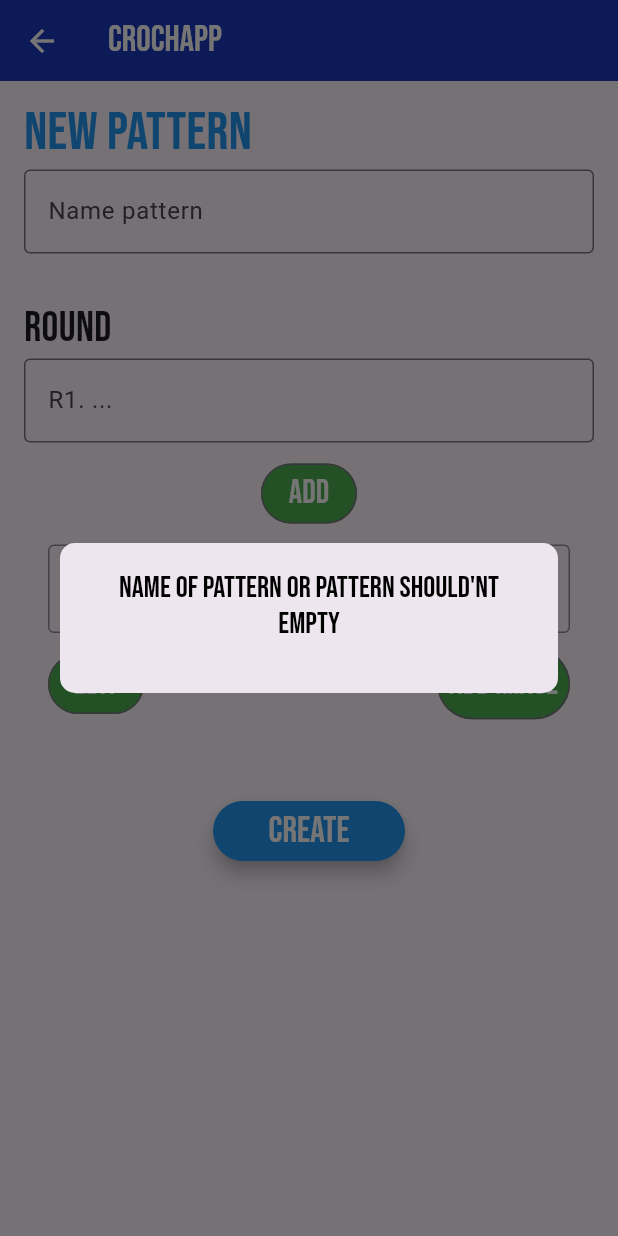
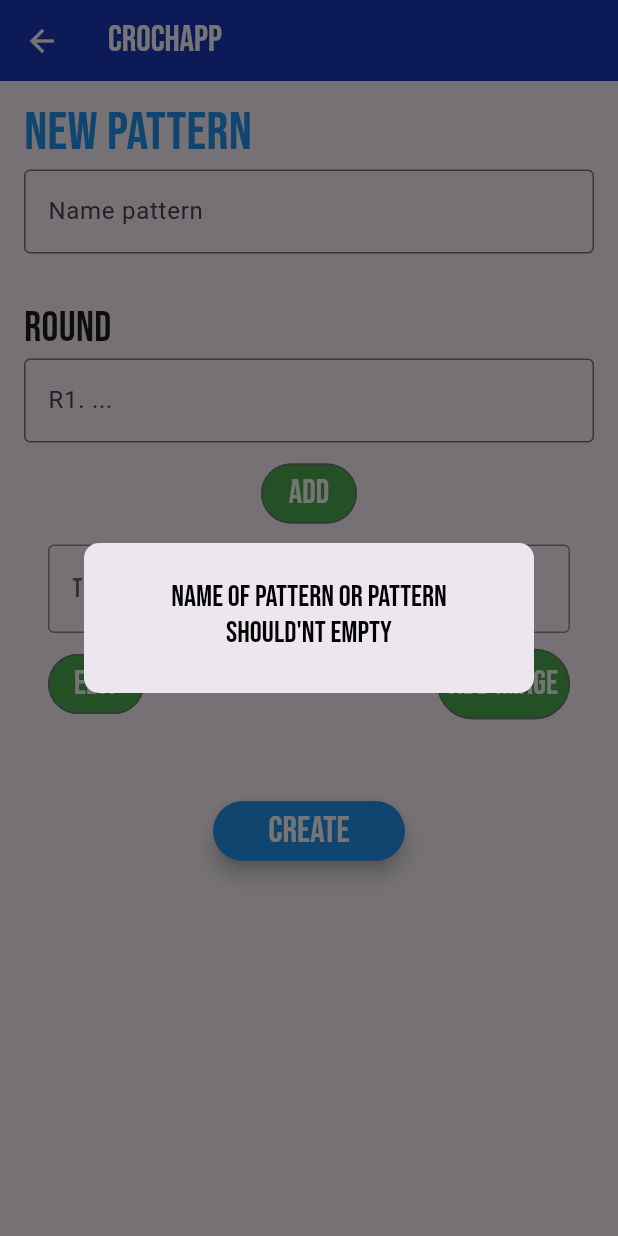
Before and after one commit to GonZev/crochapp, a Flutter app: the CreatePatternPage screen opened directly, after a tap on "CREATE", on a phone screen of 412 x 824 dp. Run offline on Flutter 3.47's test engine with Material 2 defaults, Android fonts, the light colour scheme and no system bars; our stand-ins replace google_fonts, sqflite; missing offline and left inert: dart:ffi; accounts and stored records are empty.

Commit message:
refactor(files): organized files and foldes

```diff
--- /dev/null
+++ b/lib/ui/pattern/create_pattern_page.dart
@@ -0,0 +1,214 @@
+import 'package:crochapp/ui/widgets/modal_message.dart';
+import 'package:flutter/material.dart';
+import 'package:google_fonts/google_fonts.dart';
+
+writeRound(
+    TextEditingController valueRound, TextEditingController valuePattern) {
+  //I can save the rounds at a list ???
+
+  if (valueRound.text.isNotEmpty) {
+    if (valuePattern.text.isEmpty) {
+      valuePattern.text = valueRound.text.toString();
+    } else {
+      valuePattern.text =
+          '${valuePattern.text.toString()}\n${valueRound.text.toString()}';
+    }
+  }
+
+  return valuePattern.text.toString();
+}
+
+class CreatePatternPage extends StatefulWidget {
+  const CreatePatternPage({super.key});
+
+  @override
+  State<CreatePatternPage> createState() => _CreatePatternPageState();
+}
+
+class _CreatePatternPageState extends State<CreatePatternPage> {
+  //controllers of fields
+  final nameTextFieldController = TextEditingController();
+  final addRoundTextFieldController = TextEditingController();
+  final patternTextFieldController = TextEditingController();
+
+  @override
+  Widget build(BuildContext context) {
+    return Scaffold(
+      appBar: AppBar(
+        iconTheme: const IconThemeData(color: Colors.white, grade: 0.5),
+        toolbarHeight: 54.0,
+        title: Text(
+          "CROCHAPP",
+          style: GoogleFonts.bebasNeue(
+              fontSize: 24, color: const Color.fromRGBO(255, 255, 255, 1)),
+        ),
+        backgroundColor: const Color.fromRGBO(14, 55, 199, 1),
+        elevation: 30,
+      ),
+      body: Padding(
+        padding: const EdgeInsets.symmetric(
+          horizontal: 16.0,
+          vertical: 8.0,
+        ),
+        child: Center(
+          child: Column(
+            children: [
+              Align(
+                alignment: Alignment.centerLeft,
+                child: Text(
+                  'New Pattern',
+                  style: GoogleFonts.bebasNeue(
+                    fontSize: 36,
+                    color: Colors.blue,
+                  ),
+                  textAlign: TextAlign.start,
+                ),
+              ),
+
+              // NOTE: FIELD NAME PATTERN
+              TextField(
+                controller: nameTextFieldController,
+                textAlign: TextAlign.start,
+                decoration: const InputDecoration(
+                  hintText: 'Name pattern',
+                  border: OutlineInputBorder(
+                    borderSide: BorderSide(
+                        color: Colors.blueAccent,
+                        width: 1.0,
+                        style: BorderStyle.solid),
+                  ),
+                ),
+              ),
+              const SizedBox(
+                height: 30,
+              ),
+              Align(
+                alignment: Alignment.centerLeft,
+                child: Text(
+                  'Round',
+                  style: GoogleFonts.bebasNeue(fontSize: 28),
+                ),
+              ),
+
+              //NOTE: FIELD ADD ROUND
+              TextField(
+                controller: addRoundTextFieldController,
+                textAlign: TextAlign.start,
+                decoration: const InputDecoration(
+                  hintText: 'R1. ...',
+                  border: OutlineInputBorder(
+                    borderSide: BorderSide(
+                        color: Colors.blueAccent,
+                        width: 1.0,
+                        style: BorderStyle.solid),
+                  ),
+                ),
+              ),
+              const SizedBox(height: 10),
+
+              //NOTE: BUTTON ADD ROUND
+              OutlinedButton(
+                onPressed: () {
+                  setState(() {
+                    patternTextFieldController.text = writeRound(
+                        addRoundTextFieldController,
+                        patternTextFieldController);
+                    addRoundTextFieldController.clear();
+                  });
+                },
+                style: OutlinedButton.styleFrom(
+                    elevation: 10.0,
+                    backgroundColor: Colors.green,
+                    padding: const EdgeInsets.all(4)),
+                child: Text(
+                  'ADD',
+                  style:
+                      GoogleFonts.bebasNeue(fontSize: 22, color: Colors.white),
+                ),
+              ),
+              const SizedBox(height: 10),
+              Padding(
+                padding: const EdgeInsets.symmetric(horizontal: 16.0),
+                child: Column(
+                  children: [
+                    Opacity(
+                      opacity: 0.8,
+                      child: TextField(
+                        controller: patternTextFieldController,
+                        minLines: 1,
+                        maxLines: 300,
+                        readOnly: false,
+                        style: GoogleFonts.bebasNeue(fontSize: 18),
+                        decoration: const InputDecoration(
+                          hintText: 'text patterns ... ',
+                          border: OutlineInputBorder(
+                            borderSide: BorderSide(
+                                color: Colors.grey,
+                                width: 1.0,
+                                style: BorderStyle.solid),
+                          ),
+                        ),
+                      ),
+                    ),
+                    const SizedBox(height: 10),
+                    Row(
+                        mainAxisAlignment: MainAxisAlignment.spaceBetween,
+                        children: [
+                          OutlinedButton(
+                            onPressed: () {},
+                            style: OutlinedButton.styleFrom(
+                                backgroundColor: Colors.green,
+                                padding: const EdgeInsets.all(4)),
+                            child: Text(
+                              'EDIT',
+                              style: GoogleFonts.bebasNeue(
+                                  fontSize: 22, color: Colors.white),
+                            ),
+                          ),
+                          OutlinedButton(
+                            onPressed: () {},
+                            style: OutlinedButton.styleFrom(
+                                elevation: 10.0,
+                                backgroundColor: Colors.green,
+                                padding: const EdgeInsets.all(8)),
+                            child: Text(
+                              'ADD IMAGE',
+                              style: GoogleFonts.bebasNeue(
+                                  fontSize: 22, color: Colors.white),
+                            ),
+                          ),
+                        ]),
+                  ],
+                ),
+              ),
+              const SizedBox(
+                height: 50,
+              ),
+
+              // NOTE: BTN CREATE
+              ElevatedButton(
+                  onPressed: () {
+                    if (nameTextFieldController.text.isEmpty ||
+                        patternTextFieldController.text.isEmpty) {
+                      modalMessage(context,
+                          'Name of pattern or Pattern should\'nt empty');
+                    } else {
+                      //TODO: MAKE FUNCTION CREATE
+                    }
+                  },
+                  style: ElevatedButton.styleFrom(
+                      backgroundColor: Colors.blue,
+                      elevation: 5,
+                      fixedSize: const Size(128.0, 40.0)),
+                  child: Text(
+                    'CREATE',
+                    style: GoogleFonts.bebasNeue(
+                        fontSize: 24, color: Colors.white),
+                  ))
+            ],
+          ),
+        ),
+      ),
+    );
+  }
+}
--- a/lib/ui/widgets/modal_message.dart
+++ b/lib/ui/widgets/modal_message.dart
@@ -8,17 +8,22 @@ modalMessage(context, String message) {
         return Dialog(
           shape:
               RoundedRectangleBorder(borderRadius: BorderRadius.circular(10.0)),
-          child: Container(
-            constraints: const BoxConstraints(maxHeight: 100),
+          child: SizedBox(
+            height: 100,
+            width: 300,
+            // constraints: const BoxConstraints(maxHeight: 100, maxWidth: 300),
             child: Padding(
-              padding: const EdgeInsets.all(18.0),
+              padding: const EdgeInsets.all(24.0),
               child: Column(children: [
-                RichText(
-                  textAlign: TextAlign.center,
-                  text: TextSpan(
-                      text: message,
-                      style: GoogleFonts.bebasNeue(
-                          fontSize: 20, color: Colors.black)),
+                Align(
+                  alignment: Alignment.center,
+                  child: RichText(
+                    textAlign: TextAlign.center,
+                    text: TextSpan(
+                        text: message,
+                        style: GoogleFonts.bebasNeue(
+                            fontSize: 20, color: Colors.black)),
+                  ),
                 ),
               ]),
             ),
```
Also changed, not shown: lib/home_page.dart (+5 -23 lines), lib/ui/pattern/patterns_page.dart (renamed from lib/ui/patterns_page.dart, +10 -3 lines), lib/ui/project/create_project_page.dart (renamed from lib/ui/create_pattern_page.dart, +32 -30 lines), lib/ui/project/project_page.dart (added, +54 -0 lines), lib/ui/project_page.dart (deleted, +0 -10 lines).
